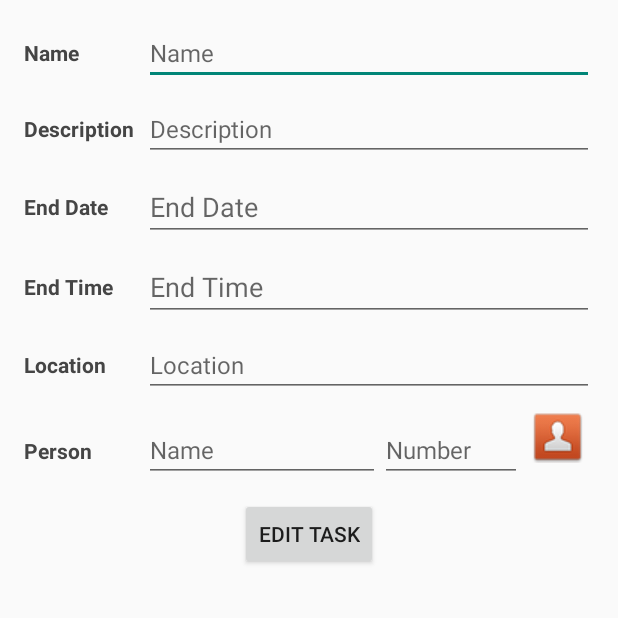
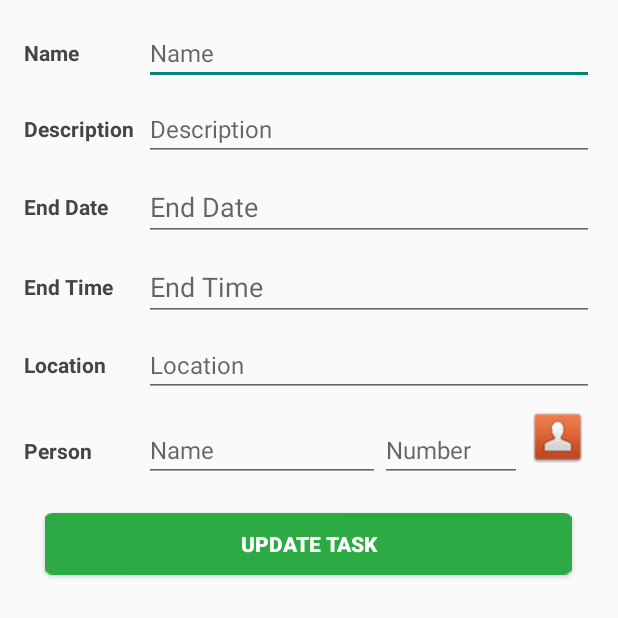
Before and after one commit to Woonyong92/IS3261-Todo, an Android app: the EditTask screen opened directly, with no data from a screen before it, on a phone screen of 412 x 824 dp, the top half of it. Run offline under Robolectric (Android 15) with nearby library versions, the phone set to English and light mode, and no system bars.

Commit message:
Changed a bit of CSS

```diff
--- a/app/src/main/java/sg/edu/nus/todo/AddTask.java
+++ b/app/src/main/java/sg/edu/nus/todo/AddTask.java
@@ -123,11 +123,11 @@ public class AddTask extends Activity {
                                     description.getText().toString(), endDate.getText().toString(), endTime.getText().toString(), location.getText().toString(),
                                     null, contactName.getText().toString(), contactNumber.getText().toString());
                             if (isInserted) {
-                                Toast.makeText(AddTask.this, "Data Inserted", Toast.LENGTH_LONG).show();
+                                Toast.makeText(AddTask.this, "Task Added", Toast.LENGTH_LONG).show();
                                 Intent myIntent = new Intent(AddTask.this, MainActivity.class);
                                 startActivity(myIntent);
                             } else
-                                Toast.makeText(AddTask.this, "Data not Inserted", Toast.LENGTH_LONG).show();
+                                Toast.makeText(AddTask.this, "Task not Added", Toast.LENGTH_LONG).show();
                         }
                     }
                 }
--- a/app/src/main/java/sg/edu/nus/todo/EditTask.java
+++ b/app/src/main/java/sg/edu/nus/todo/EditTask.java
@@ -137,11 +137,11 @@ public class EditTask extends Activity {
                                     description.getText().toString(), endDate.getText().toString(), endTime.getText().toString(), location.getText().toString(),
                                     null, contactName.getText().toString(), contactNumber.getText().toString());
                             if (isInserted) {
-                                Toast.makeText(EditTask.this, "Data Updated", Toast.LENGTH_LONG).show();
+                                Toast.makeText(EditTask.this, "Task Updated", Toast.LENGTH_LONG).show();
                                 Intent myIntent = new Intent(EditTask.this, MainActivity.class);
                                 startActivity(myIntent);
                             } else
-                                Toast.makeText(EditTask.this, "Data not Updated", Toast.LENGTH_LONG).show();
+                                Toast.makeText(EditTask.this, "Task not Updated", Toast.LENGTH_LONG).show();
                         }
                     }
                 }
--- a/app/src/main/res/layout/activity_edit_task.xml
+++ b/app/src/main/res/layout/activity_edit_task.xml
@@ -180,11 +180,13 @@
     </LinearLayout>
 
     <Button
-        android:layout_width="wrap_content"
-        android:layout_height="wrap_content"
-        android:text="@string/editTask"
         android:id="@+id/editTask"
-        android:layout_gravity="center_horizontal"/>
+        style="@style/Button.Green"
+        android:layout_width="351dp"
+        android:layout_height="41dp"
+        android:layout_gravity="center_horizontal"
+        android:layout_marginTop="10dp"
+        android:text="@string/updateTask" />
 
 
 </LinearLayout>
--- a/app/src/main/res/values/strings.xml
+++ b/app/src/main/res/values/strings.xml
@@ -23,6 +23,8 @@
     <string name="contact">Person</string>
     <string name="name">Name</string>
     <string name="number">Number</string>
+    <string name="updateTask">Update Task</string>
+    updateTask
 
 <!-- TODO: Remove or change this placeholder text -->
     <string name="hello_blank_fragment">Hello blank fragment</string>
```
